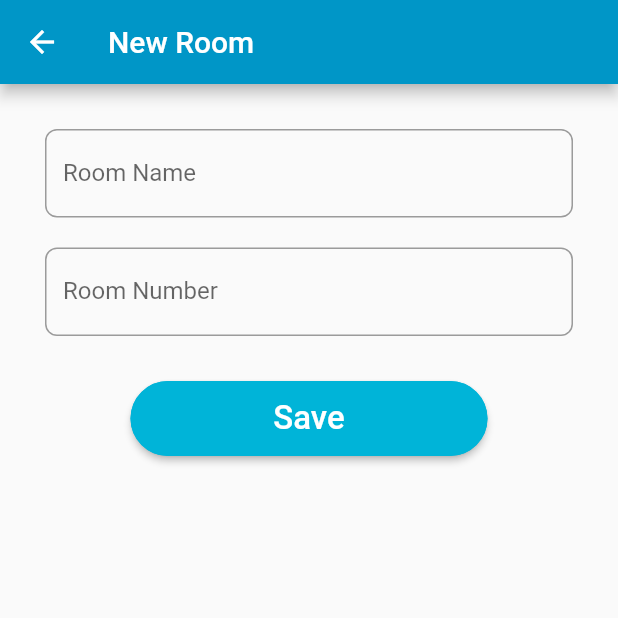
After one commit to Mkohl2508/mobile_health_cura, a Flutter app: the AddRoomScreen screen opened directly, on a phone screen of 412 x 824 dp, the top half of it. The commit adds this screen. Run offline on Flutter 3.47's test engine with Material 2 defaults, Android fonts, the phone set to English and light mode, and no system bars; our stand-ins replace firebase_auth, firebase_core, flutter_svg, font_awesome_flutter; accounts and stored records are empty.

Commit message:
add add_room_screen

```diff
--- /dev/null
+++ b/Implementation/App/lib/screens/add_room_screen.dart
@@ -0,0 +1,65 @@
+import 'package:cura/model/widget/AppColors.dart';
+import 'package:flutter/material.dart';
+
+class AddRoomScreen extends StatefulWidget {
+  const AddRoomScreen({Key? key}) : super(key: key);
+
+  @override
+  _AddRoomScreenState createState() => _AddRoomScreenState();
+}
+
+class _AddRoomScreenState extends State<AddRoomScreen> {
+  @override
+  Widget build(BuildContext context) {
+    return Scaffold(
+        appBar: AppBar(
+          backgroundColor: AppColors.cura_darkCyan,
+          title: Text('New Room'),
+        ),
+        body: Padding(
+            padding: const EdgeInsets.all(30.0),
+            child: Form(
+                child: Column(children: [
+              TextFormField(
+                decoration: InputDecoration(
+                    hintText: 'Name',
+                    labelText: 'Room Name',
+                    border: OutlineInputBorder(
+                        borderRadius: BorderRadius.circular(8.0))),
+              ),
+              SizedBox(
+                height: 20,
+              ),
+              TextFormField(
+                keyboardType: TextInputType.number,
+                decoration: InputDecoration(
+                    hintText: 'Number',
+                    labelText: 'Room Number',
+                    border: OutlineInputBorder(
+                        borderRadius: BorderRadius.circular(8.0))),
+              ),
+              SizedBox(
+                height: 30,
+              ),
+              ElevatedButton(
+                style: ButtonStyle(
+                    backgroundColor:
+                        MaterialStateProperty.all(AppColors.cura_cyan),
+                    shape: MaterialStateProperty.all<RoundedRectangleBorder>(
+                        RoundedRectangleBorder(
+                            borderRadius: BorderRadius.circular(40.0),
+                            side: BorderSide(color: AppColors.cura_cyan)))),
+                onPressed: () {},
+                child: SizedBox(
+                    width: MediaQuery.of(context).size.width * 0.5,
+                    height: 50,
+                    child: Center(
+                      child: Text(
+                        "Save",
+                        style: TextStyle(fontSize: 22),
+                      ),
+                    )),
+              )
+            ]))));
+  }
+}
--- a/Implementation/App/lib/screens/home_screen.dart
+++ b/Implementation/App/lib/screens/home_screen.dart
@@ -2,6 +2,7 @@ import 'package:cura/model/widget/AppColors.dart';
 import 'package:cura/screens/calendar_view_screen.dart';
 import 'package:cura/screens/notification_screen.dart';
 import 'package:cura/screens/patient_list_screen.dart';
+import 'package:cura/screens/add_room_screen.dart';
 import 'package:flutter/material.dart';
 import 'package:flutter_svg/flutter_svg.dart';
 
@@ -32,7 +33,10 @@ class _HomeScreenState extends State<HomeScreen> {
                 color: Colors.white,
               ),
               backgroundColor: AppColors.cura_darkBlue,
-              onPressed: () {},
+              onPressed: () {
+                Navigator.push(context,
+                    MaterialPageRoute(builder: (context) => AddRoomScreen()));
+              },
             )
           : null,
       body: Column(
```
Also changed, not shown: Implementation/App/pubspec.lock.
